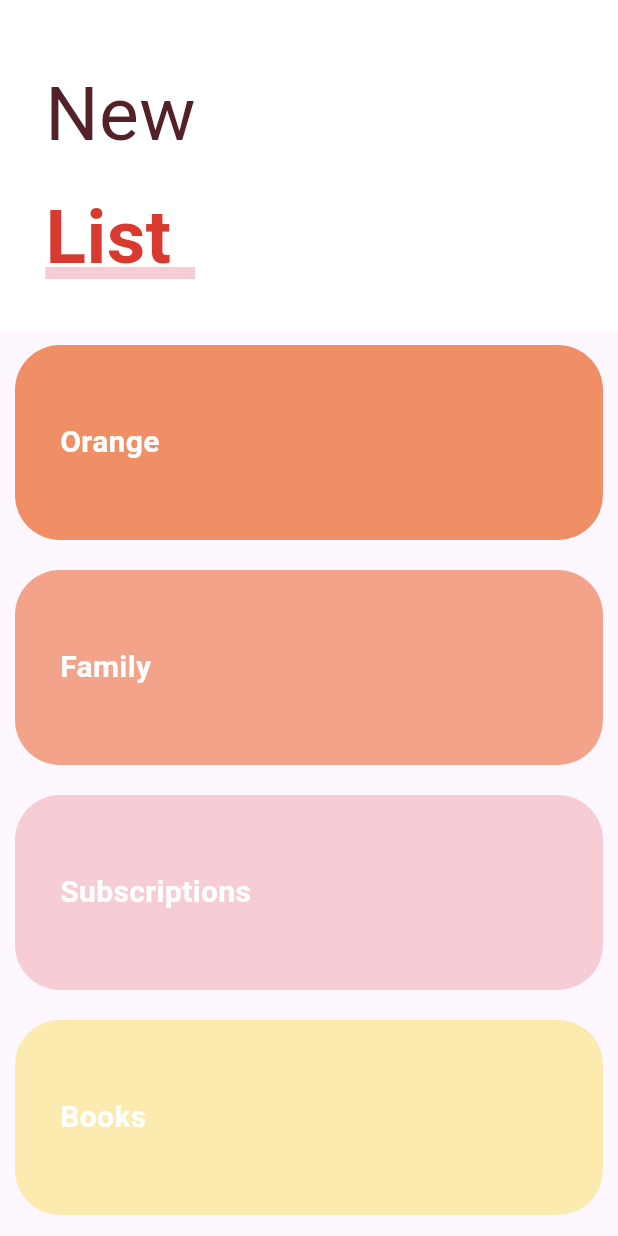
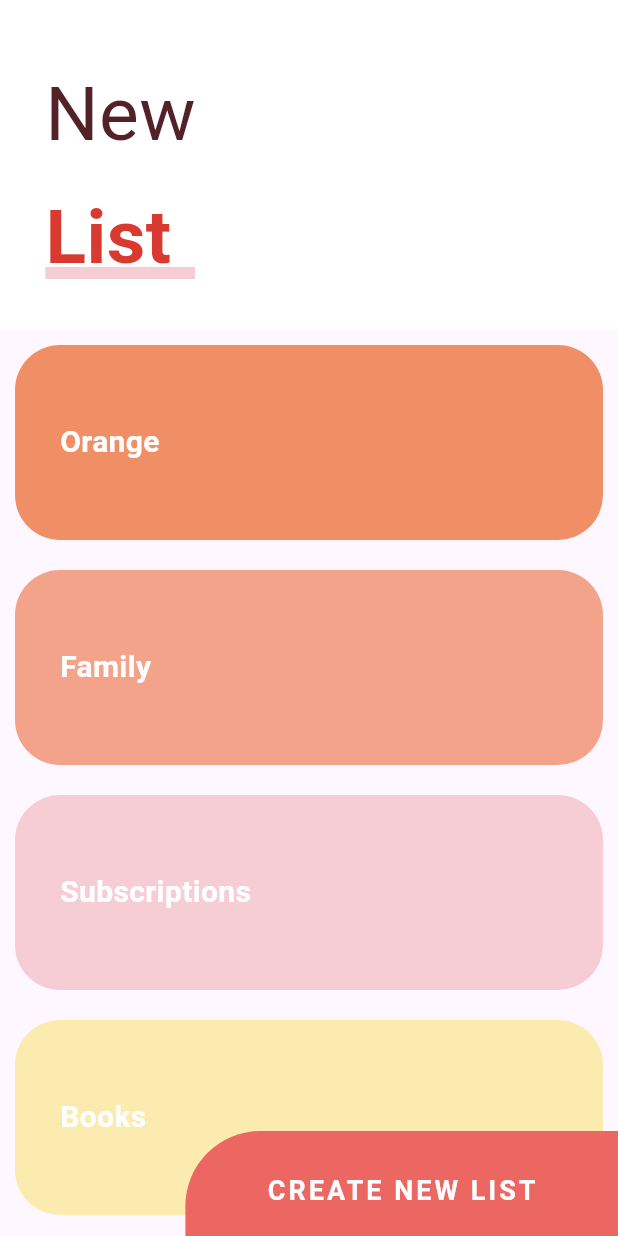
Before and after one commit to Flutter-Course-Sergio/designsApp, a Flutter app: the screen it shows after launch, on a phone screen of 412 x 824 dp. Run offline on Flutter 3.47's test engine with Material 3 defaults, Android fonts, the light colour scheme and no system bars; our stand-ins replace animate_do, flutter_svg, font_awesome_flutter.

Commit message:
custom bottom floating button

```diff
--- a/lib/src/pages/sliverlist_page.dart
+++ b/lib/src/pages/sliverlist_page.dart
@@ -5,7 +5,40 @@ class SliverlistPage extends StatelessWidget {
 
   @override
   Widget build(BuildContext context) {
-    return Scaffold(body: _MainScroll());
+    return Scaffold(
+        body: Stack(
+      children: [
+        _MainScroll(),
+        Positioned(bottom: -10, right: 0, child: _BigFloatingButton()),
+      ],
+    ));
+  }
+}
+
+class _BigFloatingButton extends StatelessWidget {
+  @override
+  Widget build(BuildContext context) {
+    final size = MediaQuery.of(context).size;
+
+    final buttonStyle = ElevatedButton.styleFrom(
+        fixedSize: Size(size.width * 0.7, 80),
+        elevation: 0,
+        backgroundColor: const Color(0xffed6762),
+        shape: const RoundedRectangleBorder(
+            borderRadius: BorderRadius.only(topLeft: Radius.circular(50))));
+
+    const textStyle = TextStyle(
+        color: Colors.white,
+        fontSize: 18,
+        fontWeight: FontWeight.bold,
+        letterSpacing: 2);
+
+    return ButtonTheme(
+        child: ElevatedButton(
+      style: buttonStyle,
+      onPressed: () {},
+      child: const Text('CREATE NEW LIST', style: textStyle),
+    ));
   }
 }
 
@@ -48,7 +81,7 @@ class _MainScroll extends StatelessWidget {
             delegate: SliverChildListDelegate([
           ...items,
           const SizedBox(
-            height: 100,
+            height: 60,
           )
         ]))
       ],
```
